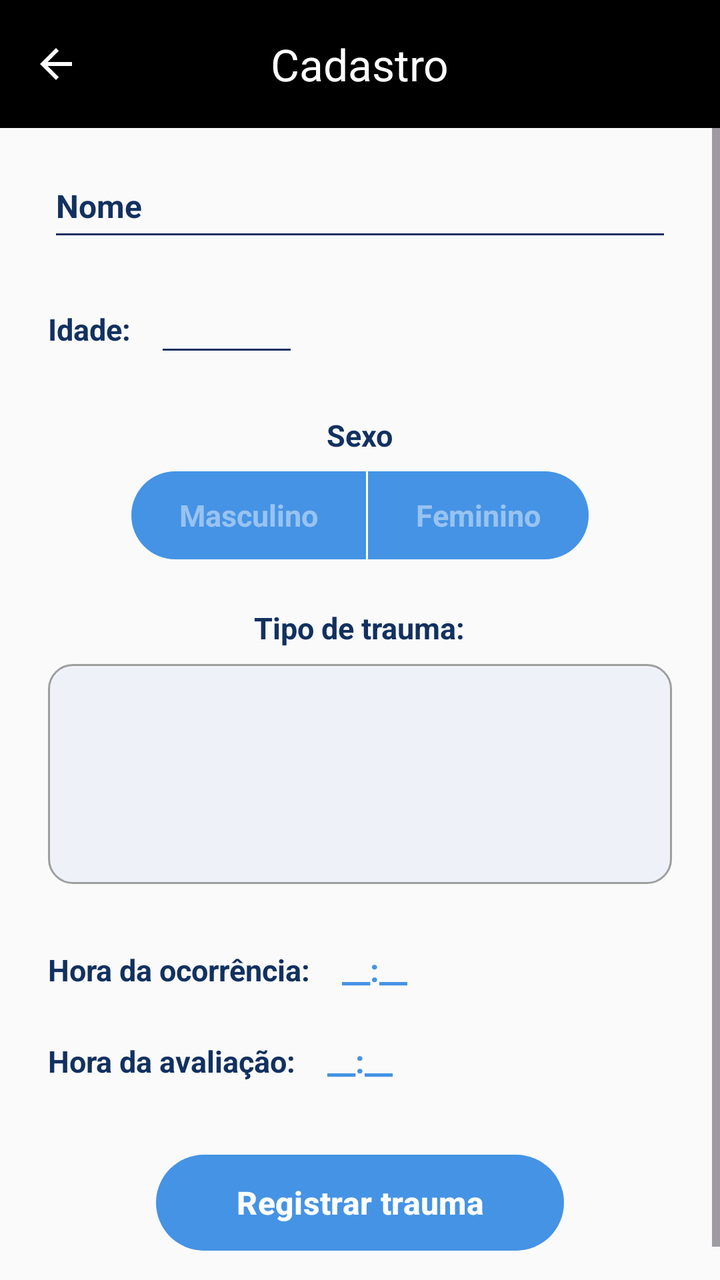
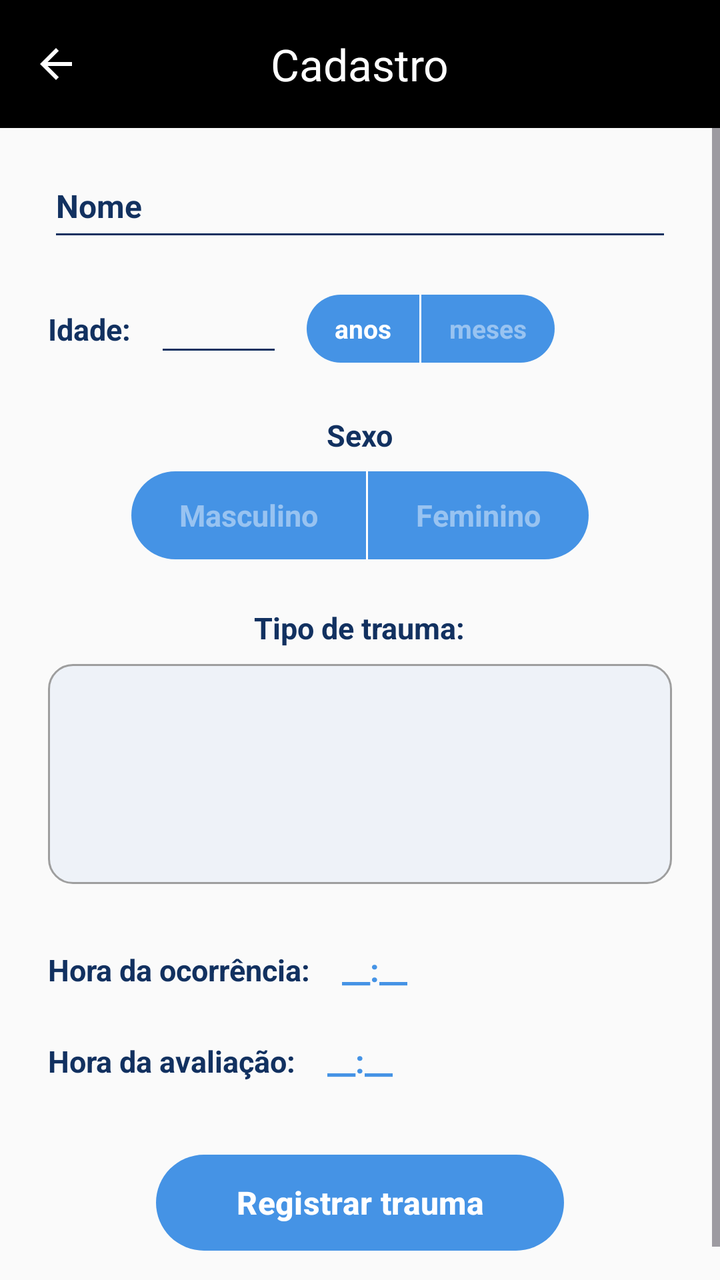

Screens rendered from an Android XML layout before and after an edit, with the pre-edit source and the edit as a unified diff.
<!-- AndroidManifest.xml: application theme Theme.PedTrauma -->
<!-- res/layout/activity_cadastro_paciente.xml -->
<?xml version="1.0" encoding="utf-8"?>
<LinearLayout xmlns:android="http://schemas.android.com/apk/res/android"
    xmlns:app="http://schemas.android.com/apk/res-auto"
    xmlns:tools="http://schemas.android.com/tools"
    android:id="@+id/main"
    android:layout_width="match_parent"
    android:layout_height="match_parent"
    android:background="@color/fundo_cinza"
    android:orientation="vertical"
    tools:context=".CadastroPacienteActivity">

    <com.google.android.material.appbar.MaterialToolbar
        android:id="@+id/toolbar"
        android:layout_width="match_parent"
        android:layout_height="?attr/actionBarSize"
        android:background="@color/black"
        app:navigationIcon="@drawable/ic_voltar"
        app:navigationContentDescription="@string/desc_voltar"
        app:title="@string/titulo_cadastro"
        app:titleTextColor="@color/white"
        app:titleCentered="true" />

    <ScrollView
        android:layout_width="match_parent"
        android:layout_height="match_parent"
        android:fillViewport="true">

        <LinearLayout
            android:layout_width="match_parent"
            android:layout_height="wrap_content"
            android:orientation="vertical"
            android:paddingStart="24dp"
            android:paddingTop="16dp"
            android:paddingEnd="24dp"
            android:paddingBottom="32dp">

            <EditText
                android:id="@+id/edtNomePaciente"
                android:layout_width="match_parent"
                android:layout_height="wrap_content"
                android:autofillHints="name"
                android:backgroundTint="@color/texto_escuro"
                android:hint="@string/hint_nome_paciente"
                android:inputType="textPersonName|textCapWords"
                android:paddingTop="12dp"
                android:paddingBottom="12dp"
                android:textColor="@color/texto_escuro"
                android:textColorHint="@color/texto_escuro"
                android:textSize="16sp"
                android:textStyle="bold" />

            <LinearLayout
                android:layout_width="wrap_content"
                android:layout_height="wrap_content"
                android:layout_marginTop="20dp"
                android:gravity="center_vertical"
                android:orientation="horizontal">

                <TextView
                    android:layout_width="wrap_content"
                    android:layout_height="wrap_content"
                    android:text="@string/rotulo_idade"
                    android:textColor="@color/texto_escuro"
                    android:textSize="15sp"
                    android:textStyle="bold" />

                <EditText
                    android:id="@+id/edtIdade"
                    android:layout_width="72dp"
                    android:layout_height="wrap_content"
                    android:layout_marginStart="12dp"
                    android:backgroundTint="@color/texto_escuro"
                    android:gravity="center"
                    android:importantForAutofill="no"
                    android:inputType="number"
                    android:maxLength="2"
                    android:paddingTop="8dp"
                    android:paddingBottom="8dp"
                    android:textColor="@color/texto_escuro"
                    android:textSize="16sp"
                    android:textStyle="bold" />
            </LinearLayout>

            <TextView
                android:layout_width="wrap_content"
                android:layout_height="wrap_content"
                android:layout_gravity="center_horizontal"
                android:layout_marginTop="24dp"
                android:text="@string/rotulo_sexo"
                android:textColor="@color/texto_escuro"
                android:textSize="15sp"
                android:textStyle="bold" />

            <LinearLayout
                android:layout_width="wrap_content"
                android:layout_height="44dp"
                android:layout_gravity="center_horizontal"
                android:layout_marginTop="8dp"
                android:background="@drawable/bg_botao_azul"
                android:orientation="horizontal">

                <TextView
                    android:id="@+id/btnMasculino"
                    android:layout_width="wrap_content"
                    android:layout_height="match_parent"
                    android:alpha="0.45"
                    android:gravity="center"
                    android:paddingStart="24dp"
                    android:paddingEnd="24dp"
                    android:text="@string/sexo_masculino"
                    android:textColor="@color/white"
                    android:textSize="15sp"
                    android:textStyle="bold" />

                <View
                    android:layout_width="1dp"
                    android:layout_height="match_parent"
                    android:background="@color/white" />

                <TextView
                    android:id="@+id/btnFeminino"
                    android:layout_width="wrap_content"
                    android:layout_height="match_parent"
                    android:alpha="0.45"
                    android:gravity="center"
                    android:paddingStart="24dp"
                    android:paddingEnd="24dp"
                    android:text="@string/sexo_feminino"
                    android:textColor="@color/white"
                    android:textSize="15sp"
                    android:textStyle="bold" />
            </LinearLayout>

            <TextView
                android:layout_width="wrap_content"
                android:layout_height="wrap_content"
                android:layout_gravity="center_horizontal"
                android:layout_marginTop="24dp"
                android:text="@string/rotulo_tipo_trauma"
                android:textColor="@color/texto_escuro"
                android:textSize="15sp"
                android:textStyle="bold" />

            <EditText
                android:id="@+id/edtTipoTrauma"
                android:layout_width="match_parent"
                android:layout_height="110dp"
                android:layout_marginTop="8dp"
                android:background="@drawable/bg_caixa_texto"
                android:gravity="top|start"
                android:importantForAutofill="no"
                android:inputType="textMultiLine|textCapSentences"
                android:padding="12dp"
                android:textColor="@color/texto_escuro"
                android:textSize="15sp" />

            <LinearLayout
                android:layout_width="wrap_content"
                android:layout_height="wrap_content"
                android:layout_marginTop="24dp"
                android:gravity="center_vertical"
                android:orientation="horizontal">

                <TextView
                    android:layout_width="wrap_content"
                    android:layout_height="wrap_content"
                    android:text="@string/rotulo_hora_ocorrencia"
                    android:textColor="@color/texto_escuro"
                    android:textSize="15sp"
                    android:textStyle="bold" />

                <TextView
                    android:id="@+id/txtHoraOcorrencia"
                    android:layout_width="wrap_content"
                    android:layout_height="wrap_content"
                    android:layout_marginStart="8dp"
                    android:padding="8dp"
                    android:text="@string/hora_vazia"
                    android:textColor="@color/azul_pedtrauma"
                    android:textSize="16sp"
                    android:textStyle="bold" />
            </LinearLayout>

            <LinearLayout
                android:layout_width="wrap_content"
                android:layout_height="wrap_content"
                android:layout_marginTop="8dp"
                android:gravity="center_vertical"
                android:orientation="horizontal">

                <TextView
                    android:layout_width="wrap_content"
                    android:layout_height="wrap_content"
                    android:text="@string/rotulo_hora_avaliacao"
                    android:textColor="@color/texto_escuro"
                    android:textSize="15sp"
                    android:textStyle="bold" />

                <TextView
                    android:id="@+id/txtHoraAvaliacao"
                    android:layout_width="wrap_content"
                    android:layout_height="wrap_content"
                    android:layout_marginStart="8dp"
                    android:padding="8dp"
                    android:text="@string/hora_vazia"
                    android:textColor="@color/azul_pedtrauma"
                    android:textSize="16sp"
                    android:textStyle="bold" />
            </LinearLayout>

            <TextView
                android:id="@+id/txtTempoDecorrido"
                android:layout_width="wrap_content"
                android:layout_height="wrap_content"
                android:layout_marginTop="8dp"
                android:textColor="@color/texto_escuro"
                android:textSize="14sp"
                android:visibility="gone" />

            <Button
                android:id="@+id/btnRegistrarTrauma"
                android:layout_width="wrap_content"
                android:layout_height="48dp"
                android:layout_gravity="center_horizontal"
                android:layout_marginTop="28dp"
                android:background="@drawable/bg_botao_vermelho"
                android:paddingStart="40dp"
                android:paddingEnd="40dp"
                android:text="@string/btn_registrar_trauma"
                android:textAllCaps="false"
                android:textColor="@color/white"
                android:textSize="16sp"
                android:textStyle="bold" />

            <ProgressBar
                android:id="@+id/progressCadastroPaciente"
                android:layout_width="wrap_content"
                android:layout_height="wrap_content"
                android:layout_gravity="center_horizontal"
                android:layout_marginTop="12dp"
                android:visibility="gone" />

        </LinearLayout>
    </ScrollView>
</LinearLayout>
<!-- resources referenced by this layout -->
<resources>
  <color name="azul_pedtrauma">#4593E5</color>
  <color name="black">#FF000000</color>
  <color name="fundo_cinza">#FAFAFA</color>
  <color name="texto_escuro">#123160</color>
  <color name="white">#FFFFFFFF</color>
  <!-- drawable bg_botao_azul (drawable) -->
  <?xml version="1.0" encoding="utf-8"?>
  <shape xmlns:android="http://schemas.android.com/apk/res/android" android:shape="rectangle">
      <solid android:color="@color/azul_pedtrauma" />
      <corners android:radius="24dp" />
  </shape>
  <!-- drawable bg_botao_vermelho (drawable) -->
  <?xml version="1.0" encoding="utf-8"?>
  <shape xmlns:android="http://schemas.android.com/apk/res/android" android:shape="rectangle">
      <solid android:color="@color/vermelho_pedtrauma" />
      <corners android:radius="24dp" />
  </shape>
  <!-- drawable bg_caixa_texto (drawable) -->
  <?xml version="1.0" encoding="utf-8"?>
  <shape xmlns:android="http://schemas.android.com/apk/res/android" android:shape="rectangle">
      <solid android:color="@color/fundo_cartao" />
      <stroke android:width="1dp" android:color="@color/cinza_indicador" />
      <corners android:radius="12dp" />
  </shape>
  <!-- drawable ic_voltar (drawable) -->
  <?xml version="1.0" encoding="utf-8"?>
  <vector xmlns:android="http://schemas.android.com/apk/res/android"
      android:width="24dp"
      android:height="24dp"
      android:viewportWidth="24"
      android:viewportHeight="24"
      android:tint="@color/white">
      <path
          android:fillColor="@android:color/white"
          android:pathData="M20,11H7.83l5.59,-5.59L12,4l-8,8 8,8 1.41,-1.41L7.83,13H20v-2z" />
  </vector>
  <string name="btn_registrar_trauma">Registrar trauma</string>
  <string name="desc_voltar">Voltar</string>
  <string name="hint_nome_paciente">Nome</string>
  <string name="hora_vazia">__:__</string>
  <string name="rotulo_hora_avaliacao">Hora da avaliação:</string>
  <string name="rotulo_hora_ocorrencia">Hora da ocorrência:</string>
  <string name="rotulo_idade">Idade:</string>
  <string name="rotulo_sexo">Sexo</string>
  <string name="rotulo_tipo_trauma">Tipo de trauma:</string>
  <string name="sexo_feminino">Feminino</string>
  <string name="sexo_masculino">Masculino</string>
  <string name="titulo_cadastro">Cadastro</string>
  <style name="Theme.PedTrauma" parent="Base.Theme.PedTrauma" />
  <color name="vermelho_pedtrauma">#D42027</color>
  <color name="fundo_cartao">#EEF2F8</color>
  <color name="cinza_indicador">#9E9E9E</color>
  <style name="Base.Theme.PedTrauma" parent="Theme.Material3.DayNight.NoActionBar">
          <item name="colorPrimary">@color/azul_pedtrauma</item>
          <item name="colorOnPrimary">@color/white</item>
          <item name="colorSecondary">@color/vermelho_pedtrauma</item>
          <item name="colorOnSecondary">@color/white</item>
          <item name="colorError">@color/vermelho_pedtrauma</item>
          <item name="android:colorBackground">@color/fundo_cinza</item>
          <item name="colorOnBackground">@color/texto_escuro</item>
          <item name="colorSurface">@color/white</item>
          <item name="colorOnSurface">@color/texto_escuro</item>
      </style>
</resources>

<!-- the commit's change to res/layout/activity_cadastro_paciente.xml (unified diff, before → after) -->
@@ -66,20 +66,68 @@
 
                 <EditText
                     android:id="@+id/edtIdade"
-                    android:layout_width="72dp"
+                    android:layout_width="64dp"
                     android:layout_height="wrap_content"
                     android:layout_marginStart="12dp"
                     android:backgroundTint="@color/texto_escuro"
                     android:gravity="center"
                     android:importantForAutofill="no"
                     android:inputType="number"
-                    android:maxLength="2"
+                    android:maxLength="3"
                     android:paddingTop="8dp"
                     android:paddingBottom="8dp"
                     android:textColor="@color/texto_escuro"
                     android:textSize="16sp"
                     android:textStyle="bold" />
-            </LinearLayout>
+
+                
+                <LinearLayout
+                    android:layout_width="wrap_content"
+                    android:layout_height="34dp"
+                    android:layout_marginStart="12dp"
+                    android:background="@drawable/bg_botao_azul"
+                    android:orientation="horizontal">
+
+                    <TextView
+                        android:id="@+id/btnAnos"
+                        android:layout_width="wrap_content"
+                        android:layout_height="match_parent"
+                        android:gravity="center"
+                        android:paddingStart="14dp"
+                        android:paddingEnd="14dp"
+                        android:text="@string/unidade_anos"
+                        android:textColor="@color/white"
+                        android:textSize="13sp"
+                        android:textStyle="bold" />
+
+                    <View
+                        android:layout_width="1dp"
+                        android:layout_height="match_parent"
+                        android:background="@color/white" />
+
+                    <TextView
+                        android:id="@+id/btnMeses"
+                        android:layout_width="wrap_content"
+                        android:layout_height="match_parent"
+                        android:alpha="0.45"
+                        android:gravity="center"
+                        android:paddingStart="14dp"
+                        android:paddingEnd="14dp"
+                        android:text="@string/unidade_meses"
+                        android:textColor="@color/white"
+                        android:textSize="13sp"
+                        android:textStyle="bold" />
+                </LinearLayout>
+            </LinearLayout>
+
+            <TextView
+                android:id="@+id/txtIdadeResumo"
+                android:layout_width="wrap_content"
+                android:layout_height="wrap_content"
+                android:layout_marginTop="6dp"
+                android:textColor="@color/cinza_indicador"
+                android:textSize="13sp"
+                android:visibility="gone" />
 
             <TextView
                 android:layout_width="wrap_content"
<!-- resource entries referenced after the edit -->
@@ -48,6 +48,8 @@
   <string name="sexo_feminino">Feminino</string>
   <string name="sexo_masculino">Masculino</string>
   <string name="titulo_cadastro">Cadastro</string>
+  <string name="unidade_anos">anos</string>
+  <string name="unidade_meses">meses</string>
   <style name="Theme.PedTrauma" parent="Base.Theme.PedTrauma" />
   <color name="vermelho_pedtrauma">#D42027</color>
   <color name="fundo_cartao">#EEF2F8</color>
